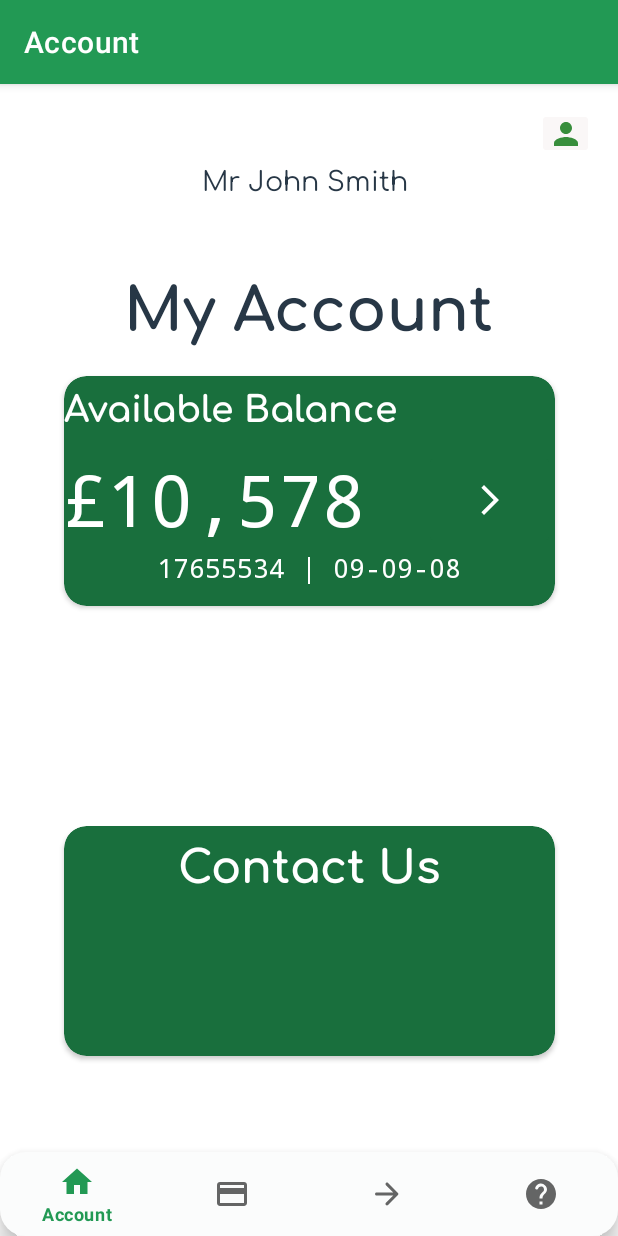
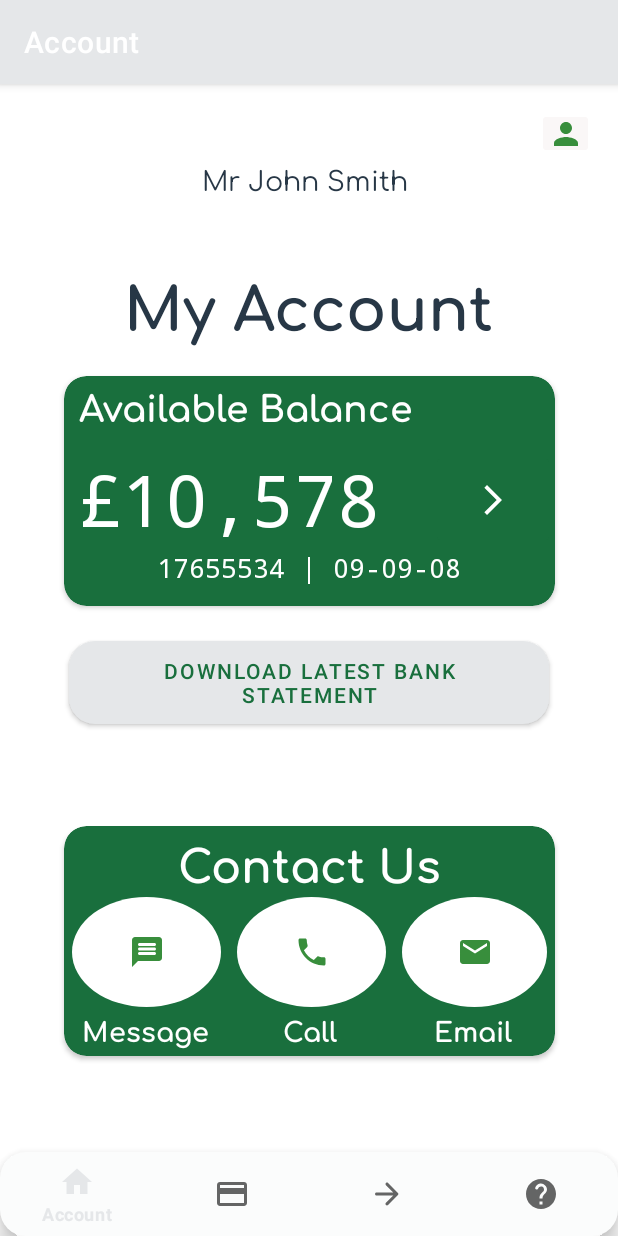
Before and after one commit to ppandya12/IndividualProject2021, an Android app: the screen it shows after launch (MainActivity), on a phone screen of 412 x 824 dp. Run offline under Robolectric (Android 15) with nearby library versions, the phone set to English and light mode, and no system bars; our stand-ins replace navigation-ui; Roboto replaces fonts that are not available here.

Commit message:
added buttons and functionality

```diff
--- a/BankingApp/app/build.gradle
+++ b/BankingApp/app/build.gradle
@@ -43,6 +43,7 @@ dependencies {
     implementation 'androidx.navigation:navigation-ui-ktx:2.3.3'
     implementation "androidx.cardview:cardview:1.0.0"
     implementation 'androidx.legacy:legacy-support-v4:1.0.0'
+    implementation 'androidx.gridlayout:gridlayout:1.0.0'
     testImplementation 'junit:junit:4.+'
     androidTestImplementation 'androidx.test.ext:junit:1.1.2'
     androidTestImplementation 'androidx.test.espresso:espresso-core:3.3.0'
--- a/BankingApp/app/src/main/java/com/example/bankingapp/firstFragment.kt
+++ b/BankingApp/app/src/main/java/com/example/bankingapp/firstFragment.kt
@@ -6,6 +6,7 @@ import android.view.LayoutInflater
 import android.view.View
 import android.view.ViewGroup
 import android.widget.ImageButton
+import android.widget.Toast
 import androidx.navigation.Navigation
 
 // TODO: Rename parameter arguments, choose names that match
@@ -35,6 +36,7 @@ class firstFragment : Fragment() {
         inflater: LayoutInflater, container: ViewGroup?,
         savedInstanceState: Bundle?
     ): View? {
+
         // Link image button to transactions page
         val root = inflater.inflate(R.layout.fragment_first, container, false)
 
--- a/BankingApp/app/src/main/res/drawable/roundbuttons.xml
+++ b/BankingApp/app/src/main/res/drawable/roundbuttons.xml
@@ -2,6 +2,6 @@
 
 <shape xmlns:android="http://schemas.android.com/apk/res/android"
     android:shape="oval">
-    <solid android:color="#FEEE"/>
+    <solid android:color="#FFF"/>
 
 </shape>
--- a/BankingApp/app/src/main/res/layout/fragment_first.xml
+++ b/BankingApp/app/src/main/res/layout/fragment_first.xml
@@ -60,6 +60,7 @@
                 android:id="@+id/textView2"
                 android:layout_width="match_parent"
                 android:layout_height="49dp"
+                android:layout_marginLeft="10dp"
                 android:fontFamily="@font/comfortaa_bold"
                 android:text="Available Balance "
                 android:textColor="#FFFFFF"
@@ -76,6 +77,7 @@
                     android:layout_height="wrap_content"
                     android:layout_weight="1"
                     android:fontFamily="monospace"
+                    android:layout_marginLeft="10dp"
                     android:text="£10,578"
                     android:textColor="#FFFFFF"
                     android:textSize="48sp" />
@@ -120,7 +122,7 @@
         app:layout_constraintTop_toTopOf="parent" />
 
     <androidx.cardview.widget.CardView
-        android:id="@+id/cardView2"
+        android:id="@+id/cardView3"
         android:layout_width="327dp"
         android:layout_height="153dp"
         android:layout_marginStart="42dp"
@@ -149,9 +151,104 @@
 
             <LinearLayout
                 android:layout_width="match_parent"
+                android:layout_height="73dp"
+                android:orientation="horizontal">
+
+                <ImageButton
+                    android:id="@+id/imageButton9"
+                    android:layout_width="3dp"
+                    android:layout_height="match_parent"
+                    android:layout_marginLeft="5dp"
+                    android:layout_marginRight="5dp"
+                    android:layout_weight="1"
+                    android:adjustViewBounds="false"
+                    android:background="@drawable/roundbuttons"
+                    android:cropToPadding="false"
+                    android:scaleType="center"
+                    android:src="@drawable/ic_chat"
+                    android:tint="#388E3C" />
+
+                <ImageButton
+                    android:id="@+id/imageButton10"
+                    android:layout_width="3dp"
+                    android:layout_height="match_parent"
+                    android:layout_marginLeft="5dp"
+                    android:layout_marginRight="5dp"
+                    android:layout_weight="1"
+                    android:background="@drawable/roundbuttons"
+                    android:src="@drawable/ic_phone"
+                    android:tint="#388E3C" />
+
+                <ImageButton
+                    android:id="@+id/imageButton11"
+                    android:layout_width="0dp"
+                    android:layout_height="match_parent"
+                    android:layout_marginLeft="5dp"
+                    android:layout_marginRight="5dp"
+                    android:layout_weight="1"
+                    android:background="@drawable/roundbuttons"
+                    android:src="@drawable/ic_mail"
+                    android:tint="#388E3C" />
+
+            </LinearLayout>
+
+            <LinearLayout
+                android:layout_width="match_parent"
                 android:layout_height="match_parent"
-                android:orientation="horizontal"></LinearLayout>
+                android:orientation="horizontal">
+
+                <TextView
+                    android:id="@+id/textView13"
+                    android:layout_width="98dp"
+                    android:layout_height="match_parent"
+                    android:layout_weight="1"
+                    android:fontFamily="@font/comfortaa_bold"
+                    android:text="Message"
+                    android:textAlignment="center"
+                    android:textColor="#FFFFFF"
+                    android:textSize="18sp" />
+
+                <TextView
+                    android:id="@+id/textView14"
+                    android:layout_width="98dp"
+                    android:layout_height="match_parent"
+                    android:layout_weight="1"
+                    android:fontFamily="@font/comfortaa_bold"
+                    android:text="Call"
+                    android:textAlignment="center"
+                    android:textColor="#FFFFFF"
+                    android:textSize="18sp" />
+
+                <TextView
+                    android:id="@+id/textView15"
+                    android:layout_width="98dp"
+                    android:layout_height="match_parent"
+                    android:layout_weight="1"
+                    android:fontFamily="@font/comfortaa_bold"
+                    android:text="Email"
+                    android:textAlignment="center"
+                    android:textAllCaps="false"
+                    android:textColor="#FFFFFF"
+                    android:textSize="18sp" />
+            </LinearLayout>
+
         </LinearLayout>
     </androidx.cardview.widget.CardView>
 
+    <Button
+        android:id="@+id/button5"
+        android:layout_width="wrap_content"
+        android:layout_height="wrap_content"
+        android:background="@drawable/roundedcorners"
+        android:text="Download latest Bank Statement"
+        android:elevation="8dp"
+        android:onClick="onClick"
+        android:textColor="@color/green2"
+        app:layout_constraintBottom_toBottomOf="parent"
+        app:layout_constraintEnd_toEndOf="parent"
+        app:layout_constraintStart_toStartOf="parent"
+        app:layout_constraintTop_toTopOf="parent"
+        app:layout_constraintVertical_bias="0.521"
+        tools:ignore="OnClick"/>
+
 </androidx.constraintlayout.widget.ConstraintLayout>
--- a/BankingApp/app/src/main/res/values/colors.xml
+++ b/BankingApp/app/src/main/res/values/colors.xml
@@ -3,7 +3,7 @@
     <color name="yellow">#F1C40F</color>
     <color name="green1">#1E8449</color>
     <color name="green2">#196F3D </color>
-    <color name="green3">#229954</color>
+    <color name="green3">#E5E7E9</color>
     <color name="green4">#27AE60</color>
     <color name="grey">#273746</color>
     <color name="white">#FFFFFFFF</color>
```
